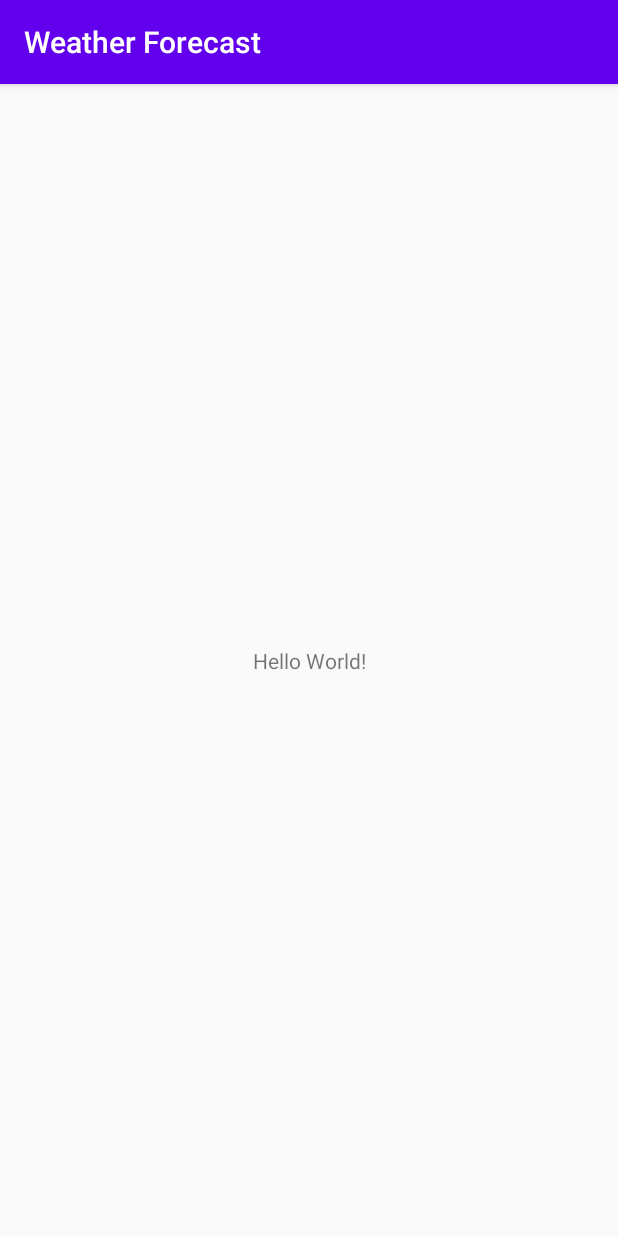
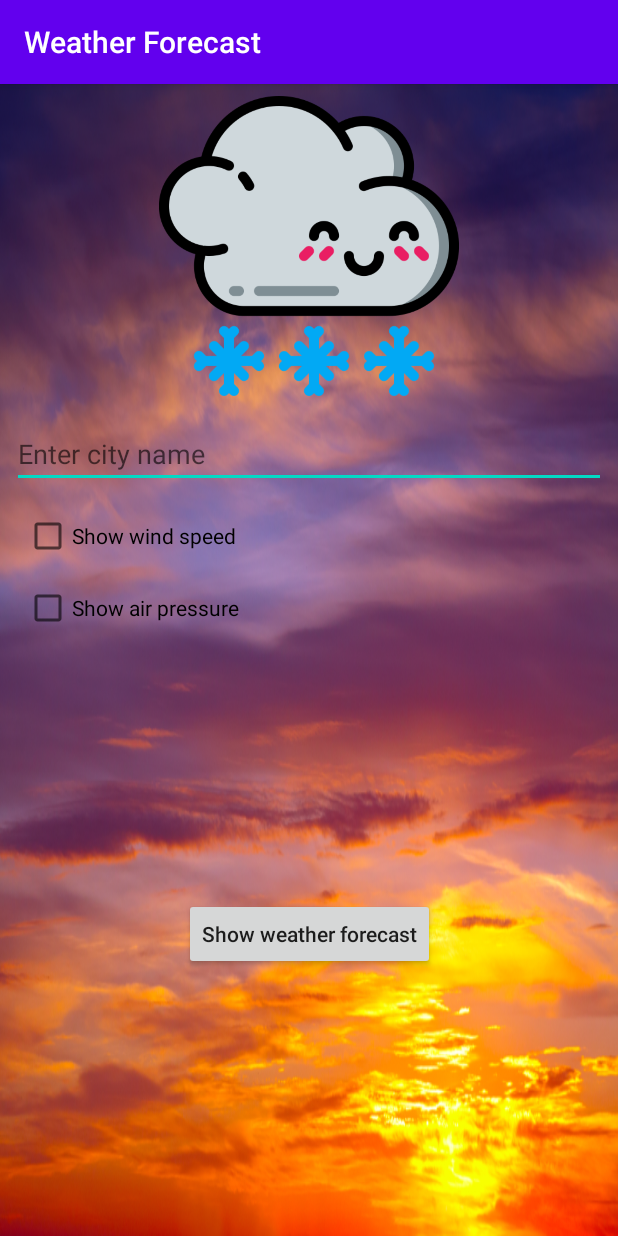
Before and after one commit to tenstyle/Android_2020_1, an Android app: the screen it shows after launch (MainActivity), on a phone screen of 412 x 824 dp. Run offline under Robolectric (Android 15) with nearby library versions, the phone set to English and light mode, and no system bars.

Commit message:
Готовое домашнее задание к 1 уроку. Сделал интерфейс начального экрана приложения.

```diff
--- a/app/src/main/java/ru/tenstyle/weatherforecast/MainActivity.java
+++ b/app/src/main/java/ru/tenstyle/weatherforecast/MainActivity.java
@@ -3,6 +3,21 @@ package ru.tenstyle.weatherforecast;
 import androidx.appcompat.app.AppCompatActivity;
 
 import android.os.Bundle;
+import android.os.Handler;
+import android.view.View;
+import android.view.ViewGroup;
+import android.view.animation.AlphaAnimation;
+import android.view.animation.Animation;
+import android.view.animation.AnimationUtils;
+import android.widget.ArrayAdapter;
+import android.widget.AutoCompleteTextView;
+import android.widget.ImageSwitcher;
+import android.widget.ImageView;
+import android.widget.LinearLayout;
+import android.widget.ViewSwitcher;
+
+import java.util.Arrays;
+import java.util.List;
 
 public class MainActivity extends AppCompatActivity {
 
@@ -10,5 +25,14 @@ public class MainActivity extends AppCompatActivity {
     protected void onCreate(Bundle savedInstanceState) {
         super.onCreate(savedInstanceState);
         setContentView(R.layout.activity_main);
+
+        AutoCompleteTextView autoCompleteTextView = findViewById(R.id.autoCompleteTextView);
+
+        String[] cities = getResources().getStringArray(R.array.cities);
+        List<String> catList = Arrays.asList(cities);
+        ArrayAdapter<String> adapter = new ArrayAdapter<>(
+                this, android.R.layout.simple_dropdown_item_1line, catList);
+        autoCompleteTextView.setAdapter(adapter);
     }
+
 }
--- a/app/src/main/res/layout/activity_main.xml
+++ b/app/src/main/res/layout/activity_main.xml
@@ -4,15 +4,110 @@
     xmlns:tools="http://schemas.android.com/tools"
     android:layout_width="match_parent"
     android:layout_height="match_parent"
+    android:background="@drawable/dawn"
     tools:context=".MainActivity">
 
-    <TextView
+    <ViewFlipper
+        android:id="@+id/viewFlipper"
+        android:layout_width="200dp"
+        android:layout_height="200dp"
+        android:layout_marginTop="8dp"
+        android:autoStart="true"
+        android:flipInterval="1500"
+        app:layout_constraintEnd_toEndOf="parent"
+        app:layout_constraintStart_toStartOf="parent"
+        app:layout_constraintTop_toTopOf="parent">
+
+        <ImageView
+            android:id="@+id/sunny"
+            android:layout_width="wrap_content"
+            android:layout_height="wrap_content"
+            android:layout_gravity="center"
+            android:src="@drawable/sunny"
+            tools:ignore="ContentDescription" />
+
+        <ImageView
+            android:id="@+id/cloudy"
+            android:layout_width="wrap_content"
+            android:layout_height="wrap_content"
+            android:layout_gravity="center"
+            android:src="@drawable/cloudy"
+            tools:ignore="ContentDescription" />
+
+        <ImageView
+            android:id="@+id/heatwave"
+            android:layout_width="wrap_content"
+            android:layout_height="wrap_content"
+            android:layout_gravity="center"
+            android:src="@drawable/heatwave"
+            tools:ignore="ContentDescription" />
+
+        <ImageView
+            android:id="@+id/heavy_rain"
+            android:layout_width="wrap_content"
+            android:layout_height="wrap_content"
+            android:layout_gravity="center"
+            android:src="@drawable/heavy_rain"
+            tools:ignore="ContentDescription" />
+
+        <ImageView
+            android:id="@+id/windy"
+            android:layout_width="wrap_content"
+            android:layout_height="wrap_content"
+            android:layout_gravity="center"
+            android:src="@drawable/windy"
+            tools:ignore="ContentDescription" />
+
+        <ImageView
+            android:id="@+id/snow"
+            android:layout_width="wrap_content"
+            android:layout_height="wrap_content"
+            android:layout_gravity="center"
+            android:src="@drawable/snow"
+            tools:ignore="ContentDescription" />
+    </ViewFlipper>
+
+    <AutoCompleteTextView
+        android:id="@+id/autoCompleteTextView"
+        android:layout_width="match_parent"
+        android:layout_height="wrap_content"
+        android:layout_marginStart="8dp"
+        android:layout_marginTop="16dp"
+        android:layout_marginEnd="8dp"
+        android:hint="@string/enter_city_name"
+        app:layout_constraintEnd_toEndOf="parent"
+        app:layout_constraintHorizontal_bias="1.0"
+        app:layout_constraintStart_toStartOf="parent"
+        app:layout_constraintTop_toBottomOf="@+id/viewFlipper" />
+
+    <CheckBox
+        android:id="@+id/checkBox"
         android:layout_width="wrap_content"
         android:layout_height="wrap_content"
-        android:text="Hello World!"
+        android:layout_marginStart="16dp"
+        android:layout_marginTop="16dp"
+        android:text="@string/show_wind_speed"
+        app:layout_constraintStart_toStartOf="parent"
+        app:layout_constraintTop_toBottomOf="@+id/autoCompleteTextView" />
+
+    <CheckBox
+        android:id="@+id/checkBox2"
+        android:layout_width="wrap_content"
+        android:layout_height="wrap_content"
+        android:layout_marginStart="16dp"
+        android:layout_marginTop="16dp"
+        android:text="@string/show_air_pressure"
+        app:layout_constraintStart_toStartOf="parent"
+        app:layout_constraintTop_toBottomOf="@+id/checkBox" />
+
+    <Button
+        android:id="@+id/button"
+        android:layout_width="wrap_content"
+        android:layout_height="wrap_content"
+        android:text="@string/show_weather_forecast"
+        android:textAllCaps="false"
         app:layout_constraintBottom_toBottomOf="parent"
-        app:layout_constraintLeft_toLeftOf="parent"
-        app:layout_constraintRight_toRightOf="parent"
-        app:layout_constraintTop_toTopOf="parent" />
-
+        app:layout_constraintEnd_toEndOf="parent"
+        app:layout_constraintStart_toStartOf="parent"
+        app:layout_constraintTop_toBottomOf="@+id/checkBox2" />
 </androidx.constraintlayout.widget.ConstraintLayout>
--- a/app/src/main/res/values/strings.xml
+++ b/app/src/main/res/values/strings.xml
@@ -1,3 +1,17 @@
 <resources>
     <string name="app_name">Weather Forecast</string>
+    <string name="enter_city_name">Enter city name</string>
+    <string name="show_air_pressure">Show air pressure</string>
+    <string name="show_wind_speed">Show wind speed</string>
+    <string name="show_weather_forecast">Show weather forecast</string>
+
+    <string-array name="cities">
+        <item>Moscow</item>
+        <item>Saint Petersburg</item>
+        <item>Kazan</item>
+        <item>Ekaterinburg</item>
+        <item>Irkutsk</item>
+        <item>Vladivostok</item>
+        <item>Sochi</item>
+    </string-array>
 </resources>
```
Also changed, not shown: app/src/main/res/drawable/cloudy.png (added), app/src/main/res/drawable/dawn.png (added), app/src/main/res/drawable/fog.png (added), app/src/main/res/drawable/hail.png (added), app/src/main/res/drawable/heatwave.png (added), app/src/main/res/drawable/heavy_rain.png (added), app/src/main/res/drawable/partly_rain.png (added), app/src/main/res/drawable/rain.png (added), app/src/main/res/drawable/rainbow.png (added), app/src/main/res/drawable/sleet.png (added), app/src/main/res/drawable/snow.png (added), app/src/main/res/drawable/sun_with_cloud.png (added), app/src/main/res/drawable/sunny.png (added), app/src/main/res/drawable/thunder.png (added), 3 more files, 1 other file.
